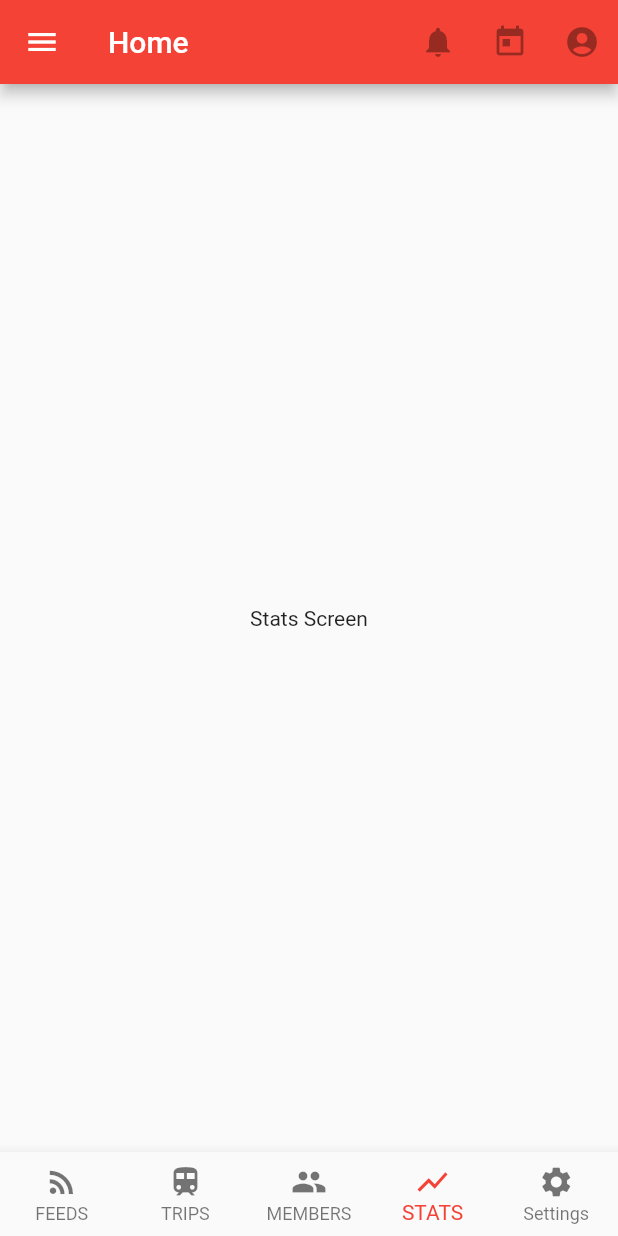
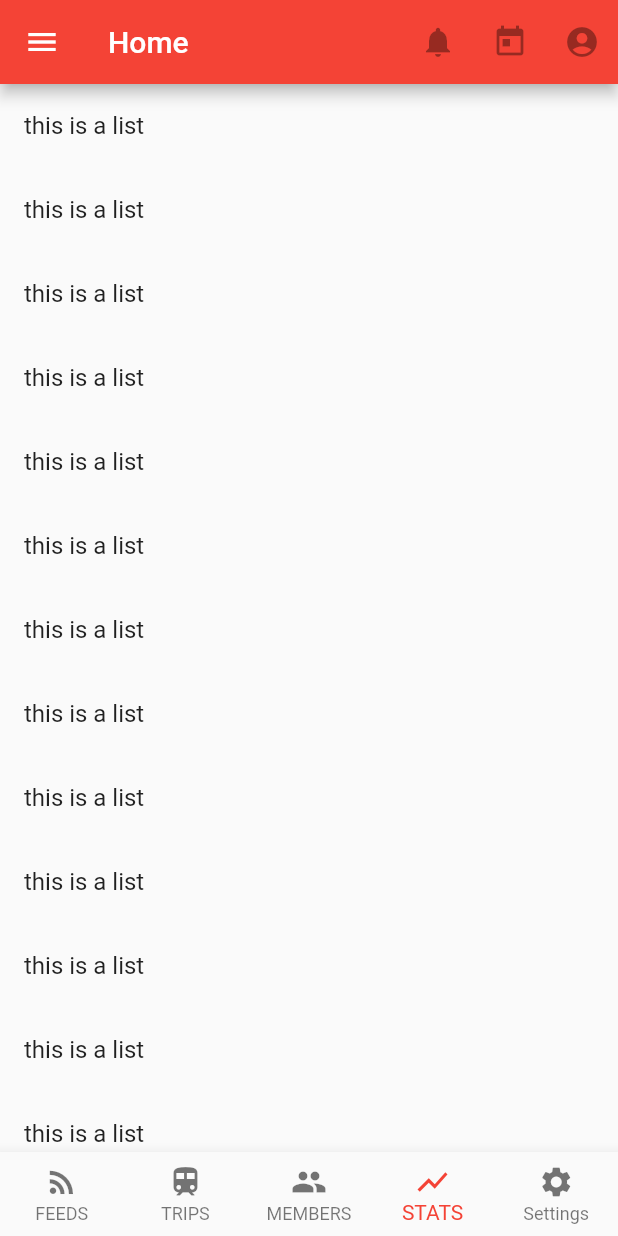
Before and after one commit to prabeen04/trip_manager, a Flutter app: the screen it shows after launch, item 4 of the bottom bar chosen, on a phone screen of 412 x 824 dp. Run offline on Flutter 3.47's test engine with Material 2 defaults, Android fonts, the phone set to English and light mode, and no system bars; our stand-ins replace contacts_service; missing offline and left inert: simple_permissions; network calls fail.

Commit message:
small stuff

```diff
--- a/lib/src/screens/stats/stats.dart
+++ b/lib/src/screens/stats/stats.dart
@@ -1,4 +1,5 @@
 import 'package:flutter/material.dart';
+import './swipe_list.dart';
 
 class StatsScreen extends StatelessWidget {
   @override
@@ -6,9 +7,7 @@ class StatsScreen extends StatelessWidget {
     return Container(
       child: Scaffold(
         // appBar: AppBar(title: Text('Stats'),),
-      body: Center(
-        child: Text('Stats Screen'),
-      ),
+      body: SwipeList()
       )
     );
   }
--- a/lib/src/screens/stats/swipe_list.dart
+++ b/lib/src/screens/stats/swipe_list.dart
@@ -1,22 +1,22 @@
-// import 'package:flutter/material.dart';
+import 'package:flutter/material.dart';
 
-// class SwipeList extends StatefulWidget {
-//   @override
-//   _SwipeListState createState() => _SwipeListState();
-// }
+class SwipeList extends StatefulWidget {
+  @override
+  _SwipeListState createState() => _SwipeListState();
+}
 
-// class _SwipeListState extends State<SwipeList> {
-//   List<String> list = new List<String>.generate(30, (i) => 'this is a list');
-//   @override
-//   Widget build(BuildContext context) {
-//     return ListView.builder(
-//         itemCount: list.length,
-//         itemBuilder: (BuildContext context, int index){
-//           return Dismissible(
-//             key: Key(list[index]),
-//             child: ListTile(title: Text(list[index])),
-//           );
-//         },
-//       );
-//   }
-// }
+class _SwipeListState extends State<SwipeList> {
+  List<String> list = new List<String>.generate(30, (i) => 'this is a list');
+  @override
+  Widget build(BuildContext context) {
+    return ListView.builder(
+        itemCount: list.length,
+        itemBuilder: (BuildContext context, int index){
+          return Dismissible(
+            key: Key(list[index]),
+            child: ListTile(title: Text(list[index])),
+          );
+        },
+      );
+  }
+}
```
